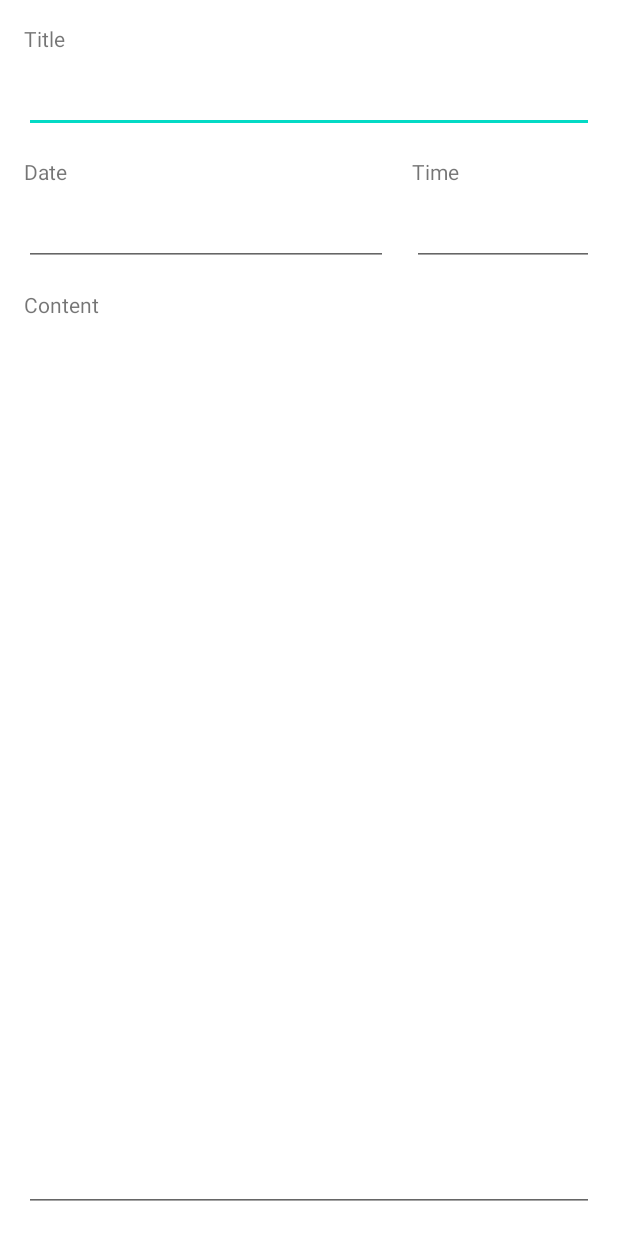
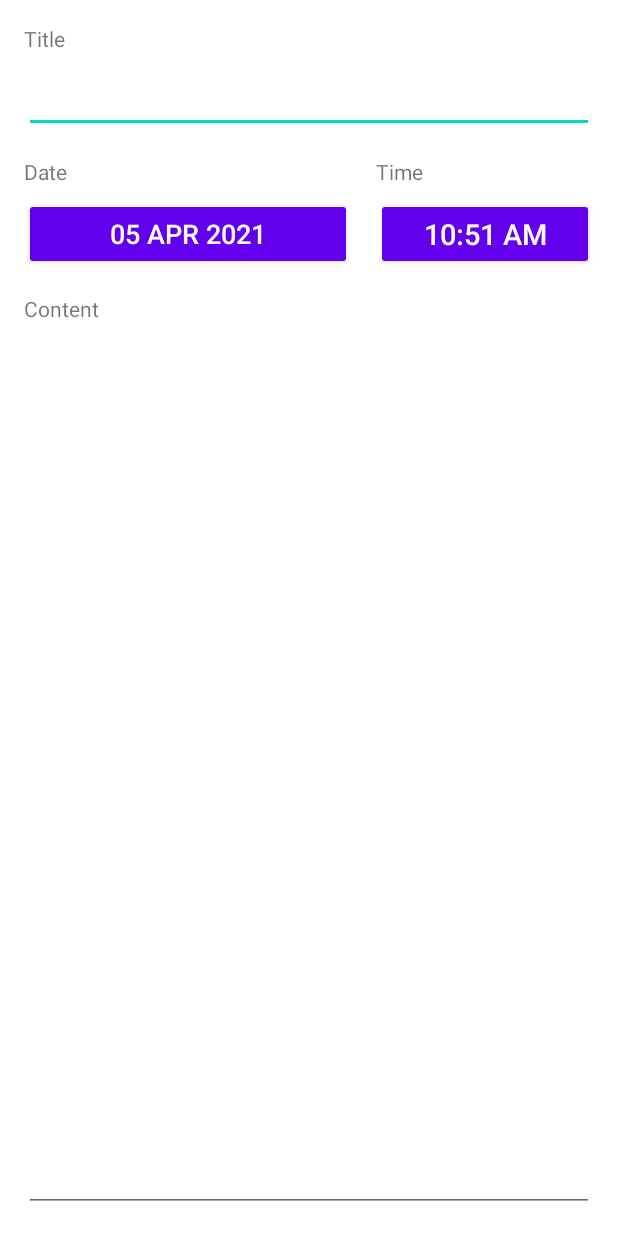
Before and after one commit to aaronalba/android-journal, an Android app: the layout fragment_journal.xml on its own in the app's theme, with its tools: preview values and no code run, on a phone screen of 412 x 824 dp. Run offline under Robolectric (Android 15) with nearby library versions, the phone set to English and light mode, and no system bars.

Commit message:
CHANGE the editext to button in fragment_jouranl
The EditTexts for the date and time are replaced with a Button because
the AlertDialog does not show immediately in clicking an EditText.

```diff
--- /dev/null
+++ b/app/src/main/java/com/practice/journal/DatePickerFragment.java
@@ -0,0 +1,4 @@
+package com.practice.journal;
+
+public class DatePickerFragment {
+}
--- a/app/src/main/res/layout/fragment_journal.xml
+++ b/app/src/main/res/layout/fragment_journal.xml
@@ -46,34 +46,36 @@
         app:layout_constraintStart_toStartOf="@+id/time_field"
         app:layout_constraintTop_toBottomOf="@+id/title_field" />
 
-    :<EditText
+    <Button
         android:id="@+id/date_field"
         android:layout_width="0dp"
         android:layout_height="wrap_content"
         android:layout_marginStart="16dp"
         android:layout_marginTop="8dp"
         android:layout_marginEnd="16dp"
-        android:ems="10"
-        android:inputType="date"
+        android:textSize="18sp"
+        tools:text="05 Apr 2021"
+        style="@style/Widget.AppCompat.Button.Colored"
         app:layout_constraintEnd_toStartOf="@+id/time_field"
         app:layout_constraintHorizontal_bias=".5"
         app:layout_constraintHorizontal_chainStyle="packed"
-        app:layout_constraintHorizontal_weight="2
+        app:layout_constraintHorizontal_weight="3
 "
         app:layout_constraintStart_toStartOf="parent"
         app:layout_constraintTop_toBottomOf="@+id/label_date" />
 
-    <EditText
+    <Button
         android:id="@+id/time_field"
         android:layout_width="0dp"
         android:layout_height="wrap_content"
         android:layout_marginTop="8dp"
         android:layout_marginEnd="16dp"
-        android:ems="10"
-        android:inputType="date"
+        android:textSize="19sp"
+        tools:text="10:51 am"
+        style="@style/Widget.AppCompat.Button.Colored"
         app:layout_constraintEnd_toEndOf="parent"
         app:layout_constraintHorizontal_bias="0.5"
-        app:layout_constraintHorizontal_weight="1"
+        app:layout_constraintHorizontal_weight="2"
         app:layout_constraintStart_toEndOf="@+id/date_field"
         app:layout_constraintTop_toBottomOf="@+id/label_date" />
 
```
